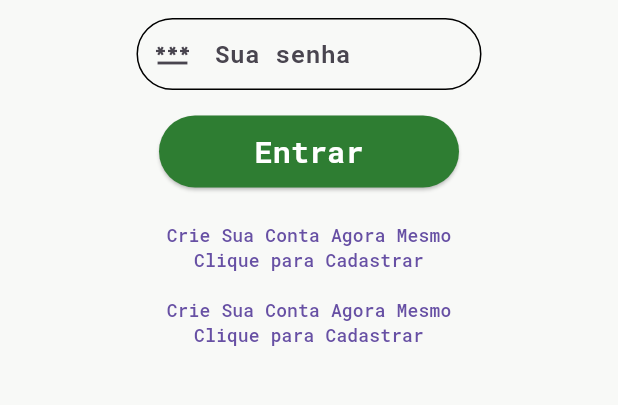
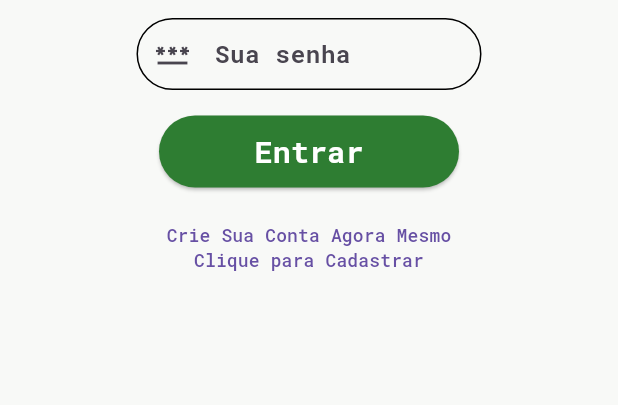
Before and after one commit to GuustavoPetry/marketool_finance, a Flutter app: the screen it shows after launch, on a phone screen of 412 x 824 dp, the part 576-981 px from its top. Run offline on Flutter 3.47's test engine with Material 3 defaults, Android fonts, the light colour scheme and no system bars; missing offline and left inert: file_selector.

Commit message:
Resolvendo conflito

```diff
--- a/lib/src/views/login_view.dart
+++ b/lib/src/views/login_view.dart
@@ -178,22 +178,6 @@ class _LoginViewState extends State<LoginView> with WidgetsBindingObserver {
               ),
             ),
           ),
-
-          Visibility(
-            visible: !_keyboardVisible,
-            child: Center(
-              child: TextButton(
-                onPressed: () {
-                  Navigator.pushNamed(context, "/register");
-                },
-                child: Text(
-                  "Crie Sua Conta Agora Mesmo\nClique para Cadastrar",
-                  style: TextStyle(fontSize: 12, fontFamily: "RobotoMono"),
-                  textAlign: TextAlign.center,
-                ),
-              ),
-            ),
-          ),
         ],
       ),
     );
```
